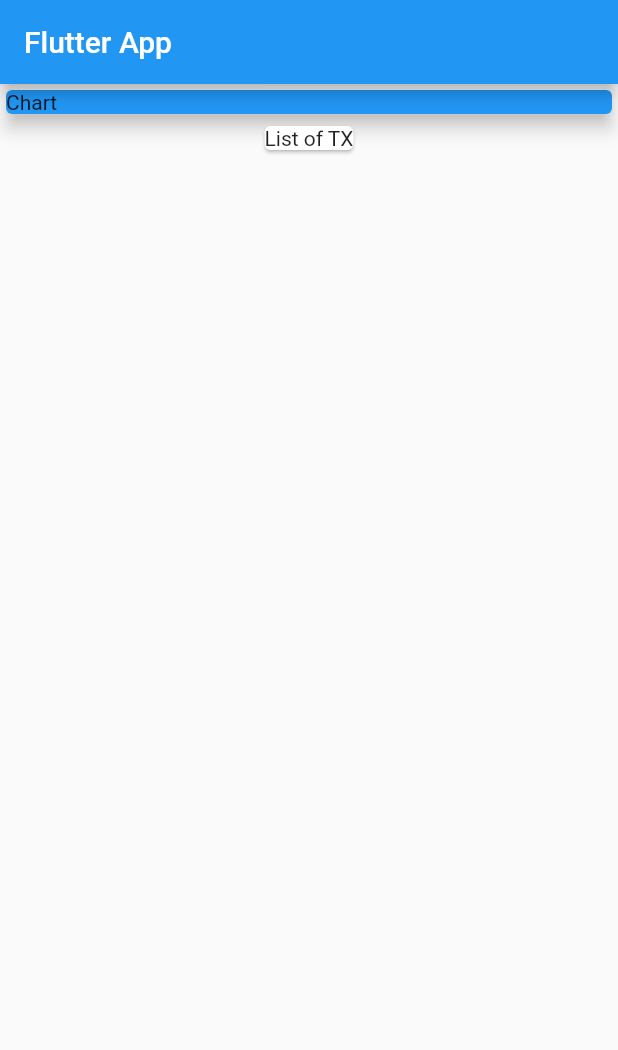
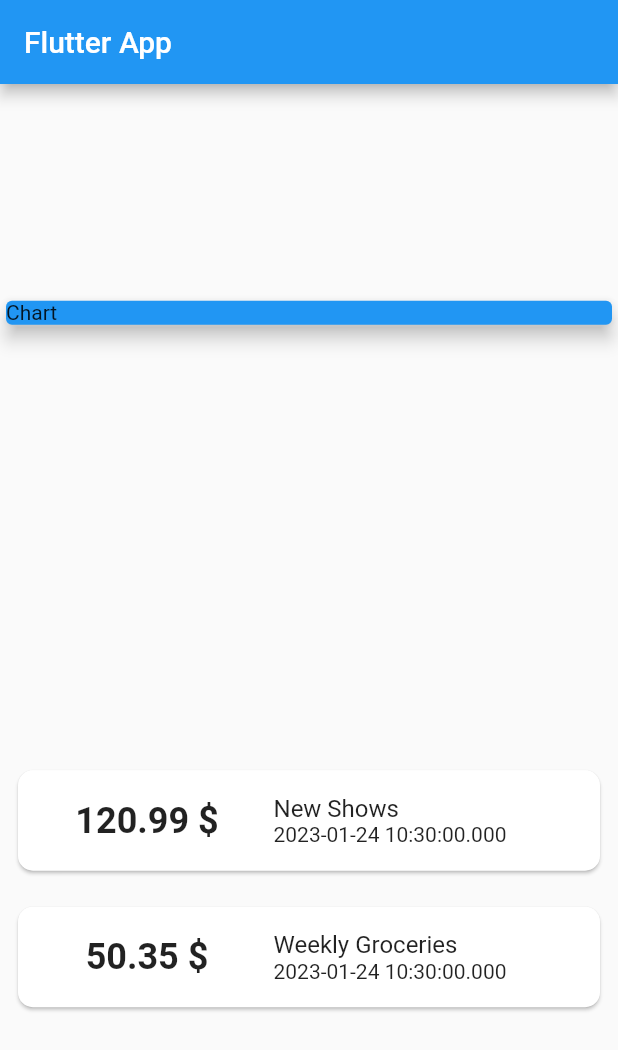
Before and after one commit to devjasha/Expense-App, a Flutter app: the screen it shows after launch, on a phone screen of 412 x 824 dp. Shown: the top 1050 px of the screen. Run offline on Flutter 3.47's test engine with Material 2 defaults, Android fonts, the phone set to English and light mode, and no system bars.

Commit message:
feat(main): add transaction Cards

```diff
--- a/lib/main.dart
+++ b/lib/main.dart
@@ -1,4 +1,6 @@
 import 'package:flutter/material.dart';
+
+import './transaction.dart';
 
 void main() {
   runApp(const MyApp());
@@ -10,7 +12,7 @@ class MyApp extends StatelessWidget {
   // This widget is the root of your application.
   @override
   Widget build(BuildContext context) {
-    return const MaterialApp(
+    return MaterialApp(
       title: 'Flutter Demo',
       home: MyHomePage(),
     );
@@ -18,7 +20,12 @@ class MyApp extends StatelessWidget {
 }
 
 class MyHomePage extends StatelessWidget {
-  const MyHomePage({super.key});
+  MyHomePage({super.key});
+
+  final List<Transaction> transactions = [
+    Transaction(id: 't1', title: 'New Shows', amount: 120.99, date: DateTime.now()),
+    Transaction(id: 't2', title: 'Weekly Groceries', amount: 50.35, date: DateTime.now())
+  ];
 
   @override
   Widget build(BuildContext context) {
@@ -26,17 +33,65 @@ class MyHomePage extends StatelessWidget {
       appBar: AppBar(
         title: const Text('Flutter App'),
       ),
-      body: Column(children: <Widget>[
+      body: Column(
+        mainAxisAlignment: MainAxisAlignment.spaceAround,
+        crossAxisAlignment: CrossAxisAlignment.stretch,
+        children: <Widget>[
         Container(
           width: double.infinity,
-          child: Card(
+          child: const Card(
             color: Colors.blue,
             child: Text('Chart'),
             elevation: 5,
           )
         ),
-        Card(
-          child: Text('List of TX'),
+        Column(
+          children: transactions.map((transaction) {
+              return Padding(
+                padding: const EdgeInsets.all(8.0),
+                child: Card(
+                  shape: RoundedRectangleBorder(
+                    borderRadius: BorderRadius.circular(10.0),
+                  ),
+                  child: Padding(
+                    padding: const EdgeInsets.symmetric(vertical: 16, horizontal: 32),
+                    child: Row(
+                      children: <Widget>[
+                        Expanded(
+                          flex: 1,
+                          child: Center(
+                            child: Text(
+                              style: TextStyle(
+                                fontSize: 24,
+                                fontWeight: FontWeight.bold,
+                              ),
+                              transaction.amount.toString() + ' \$'
+                            )
+                          )
+                        ),
+                        Expanded(
+                          flex: 2,
+                          child: Center(
+                            child: Column(
+                              crossAxisAlignment: CrossAxisAlignment.start,
+                              children: [
+                                Text(
+                                  style: TextStyle(
+                                    fontSize: 16,
+                                  ),
+                                  transaction.title,
+                                ),
+                                Text(transaction.date.toString()),
+                              ],
+                            )
+                          )
+                        )
+                      ],
+                    ),
+                  )
+                ),
+              );
+            }).toList(),
         ),
       ],)
     );
```
